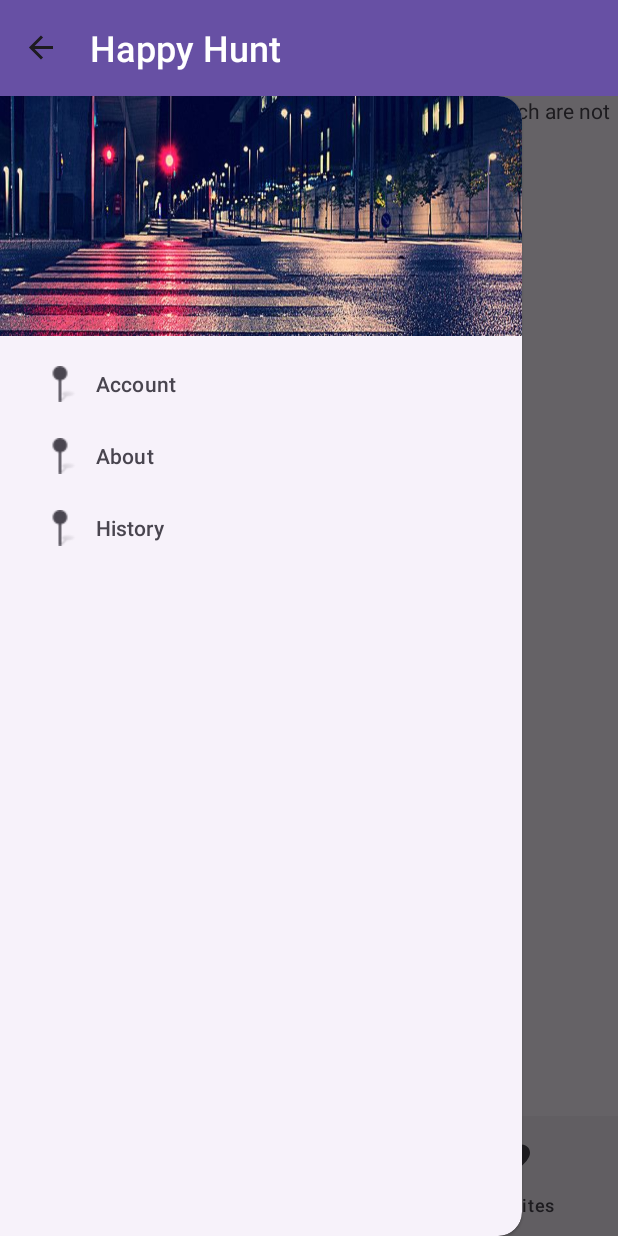
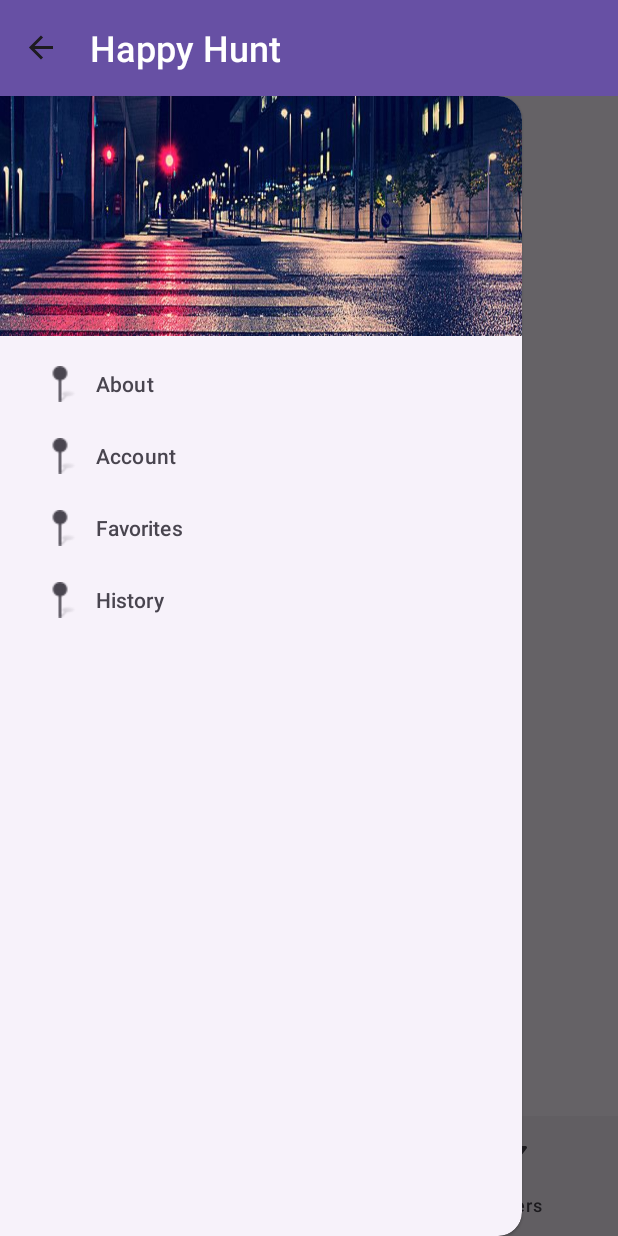
Before and after one commit to gabrielapereira15/HappyHunt, an Android app: the screen it shows after launch (MapActivity before the commit, MainActivity after it), after a tap on "Open", on a phone screen of 412 x 824 dp. Run offline under Robolectric (Android 15) with nearby library versions, the phone set to English and light mode, and no system bars.

Commit message:
bottom navigation fixed

```diff
--- a/app/src/main/AndroidManifest.xml
+++ b/app/src/main/AndroidManifest.xml
@@ -20,6 +20,9 @@
         android:theme="@style/Theme.HappyHunt"
         tools:targetApi="31">
         <activity
+            android:name=".FilterActivity"
+            android:exported="false" />
+        <activity
             android:name=".MapActivity"
             android:exported="false" />
         <activity
--- /dev/null
+++ b/app/src/main/res/drawable/icon_list.xml
@@ -0,0 +1,5 @@
+<vector android:autoMirrored="true" android:height="24dp"
+    android:tint="#000000" android:viewportHeight="24"
+    android:viewportWidth="24" android:width="24dp" xmlns:android="http://schemas.android.com/apk/res/android">
+    <path android:fillColor="@android:color/white" android:pathData="M4,10.5c-0.83,0 -1.5,0.67 -1.5,1.5s0.67,1.5 1.5,1.5 1.5,-0.67 1.5,-1.5 -0.67,-1.5 -1.5,-1.5zM4,4.5c-0.83,0 -1.5,0.67 -1.5,1.5S3.17,7.5 4,7.5 5.5,6.83 5.5,6 4.83,4.5 4,4.5zM4,16.5c-0.83,0 -1.5,0.68 -1.5,1.5s0.68,1.5 1.5,1.5 1.5,-0.68 1.5,-1.5 -0.67,-1.5 -1.5,-1.5zM7,19h14v-2L7,17v2zM7,13h14v-2L7,11v2zM7,5v2h14L21,5L7,5z"/>
+</vector>
--- a/app/src/main/res/menu/bottom_nav_menu.xml
+++ b/app/src/main/res/menu/bottom_nav_menu.xml
@@ -1,5 +1,9 @@
 <?xml version="1.0" encoding="utf-8"?>
 <menu xmlns:android="http://schemas.android.com/apk/res/android">
+    <item
+        android:id="@+id/nav_bottom_list"
+        android:title="@string/list_menu"
+        android:icon="@drawable/icon_list" />
     <item
         android:id="@+id/nav_bottom_map"
         android:title="@string/map_menu"
@@ -8,9 +12,5 @@
         android:id="@+id/nav_bottom_filters"
         android:title="@string/filter_menu"
         android:icon="@drawable/filter_icon" />
-    <item
-        android:id="@+id/nav_bottom_favorites"
-        android:title="@string/favorite_menu"
-        android:icon="@drawable/favorite_icon" />
 
 </menu>
--- a/app/src/main/res/menu/navigation_menu.xml
+++ b/app/src/main/res/menu/navigation_menu.xml
@@ -1,15 +1,19 @@
 <?xml version="1.0" encoding="utf-8"?>
 <menu xmlns:android="http://schemas.android.com/apk/res/android"
     android:id="@+id/nav1">
+    <item
+        android:id="@+id/nav_about_menu"
+        android:icon="@drawable/menu_icon"
+        android:title="@string/about_menu"/>
     <item
         android:id="@+id/nav_account_menu"
         android:icon="@drawable/menu_icon"
         android:title="@string/account_menu"
         />
     <item
-        android:id="@+id/nav_about_menu"
+        android:id="@+id/nav_favorite_menu"
         android:icon="@drawable/menu_icon"
-        android:title="@string/about_menu"/>
+        android:title="@string/favorite_menu"/>
     <item
         android:id="@+id/nav_history_menu"
         android:icon="@drawable/menu_icon"
--- a/app/src/main/res/values/strings.xml
+++ b/app/src/main/res/values/strings.xml
@@ -1,13 +1,14 @@
 <resources>
     <string name="app_name">Happy Hunt</string>
 
+    <string name="about_menu">About</string>
     <string name="account_menu">Account</string>
-    <string name="about_menu">About</string>
+    <string name="favorite_menu">Favorites</string>
     <string name="history_menu">History</string>
 
+    <string name="map_menu">Map</string>
+    <string name="list_menu">List</string>
     <string name="filter_menu">Filters</string>
-    <string name="favorite_menu">Favorites</string>
-    <string name="map_menu">Map</string>
 
     <string name="nav_open">Open</string>
     <string name="nav_close">Close</string>
```
Also changed, not shown: app/src/main/java/com/example/happyhunt/FilterActivity.java (added, +82 -0 lines), app/src/main/java/com/example/happyhunt/MainActivity.java (+11 -4 lines), app/src/main/java/com/example/happyhunt/MapActivity.java (+9 -3 lines), app/src/main/res/layout/activity_filter.xml (added, +62 -0 lines).
